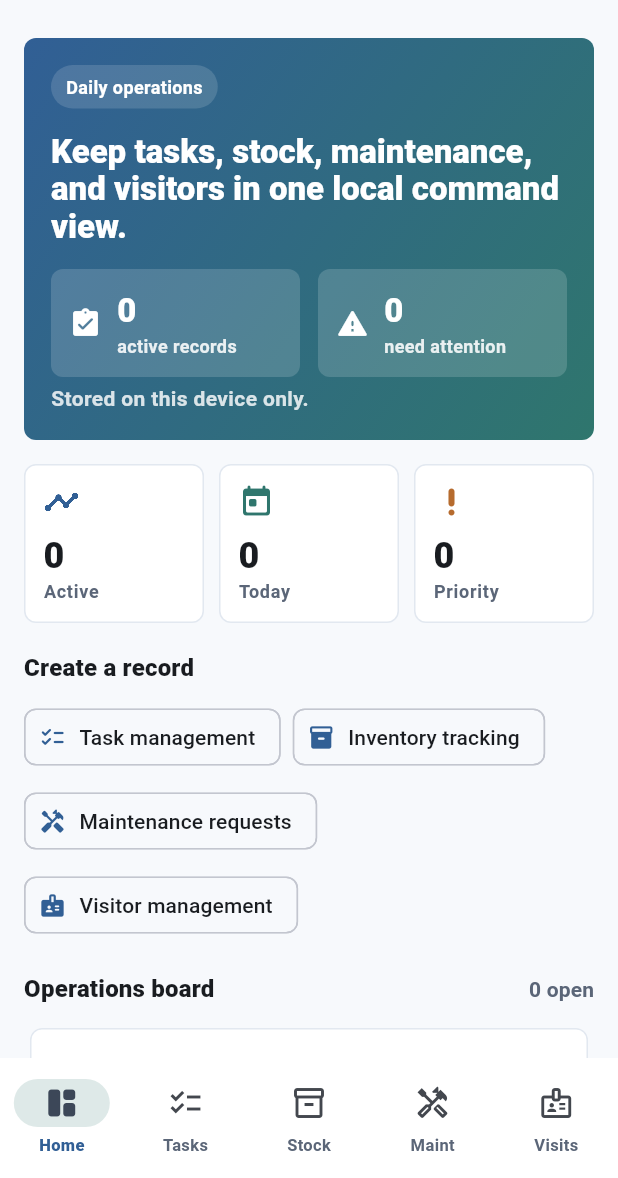
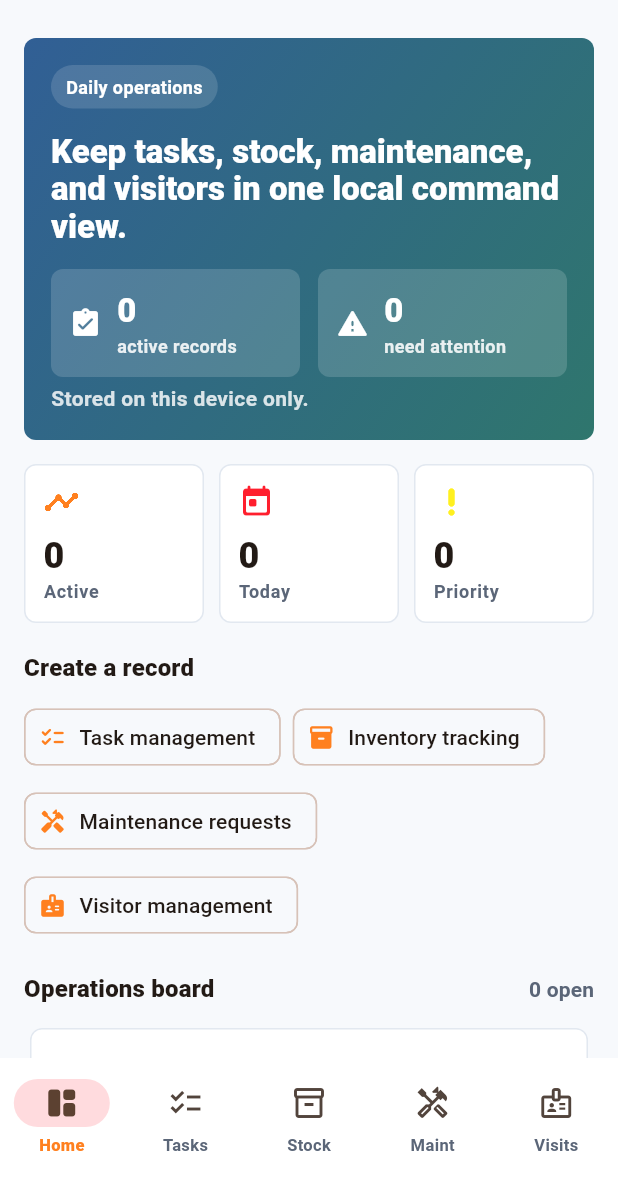
Before and after one commit to EOOrga/68d9d12c129923033805f7d3, a Flutter app: the screen it shows after launch, on a phone screen of 412 x 824 dp, the part 58-1236 px from its top. Run offline on Flutter 3.47's test engine with Material 3 defaults, Android fonts, the phone set to English and light mode, and no system bars; our stand-ins replace shared_preferences.

Commit message:
Create Flutter variant com.kenttmak.binet_herve_jacques

```diff
--- a/lib/main.dart
+++ b/lib/main.dart
@@ -51,9 +51,9 @@ class MyApp extends StatelessWidget {
 }
 
 ThemeData _buildTheme() {
-  const primary = Color(0xFF315F95);
-  const secondary = Color(0xFF2F766D);
-  const tertiary = Color(0xFFB66B2E);
+  const primary = Color(0xFFFF801F);
+  const secondary = Color(0xFFFF1F2E);
+  const tertiary = Color(0xFFFFF01F);
   const surface = Color(0xFFF7F9FC);
 
   final scheme = ColorScheme.fromSeed(
@@ -333,7 +333,7 @@ List<OpsRecord> sampleRecords() {
     OpsRecord(
       id: 'task-floor-open',
       area: OperationArea.tasks,
-      title: 'Prepare south floor opening',
+      title: 'BINET HERVE JACQUES',
       detail:
           'Assign cleaning, counter checks, and morning handover notes before doors open.',
       owner: 'Aline',
--- a/pubspec.yaml
+++ b/pubspec.yaml
@@ -22,7 +22,7 @@ flutter_launcher_icons:
   android: true
   ios: false
   image_path: docs/icon.png
-  adaptive_icon_background: "#F7F9FC"
+  adaptive_icon_background: "#FFF01F"
   adaptive_icon_foreground: docs/icon.png
 
 flutter:
```
Also changed, not shown: docs/icon.png, 12 other files.
